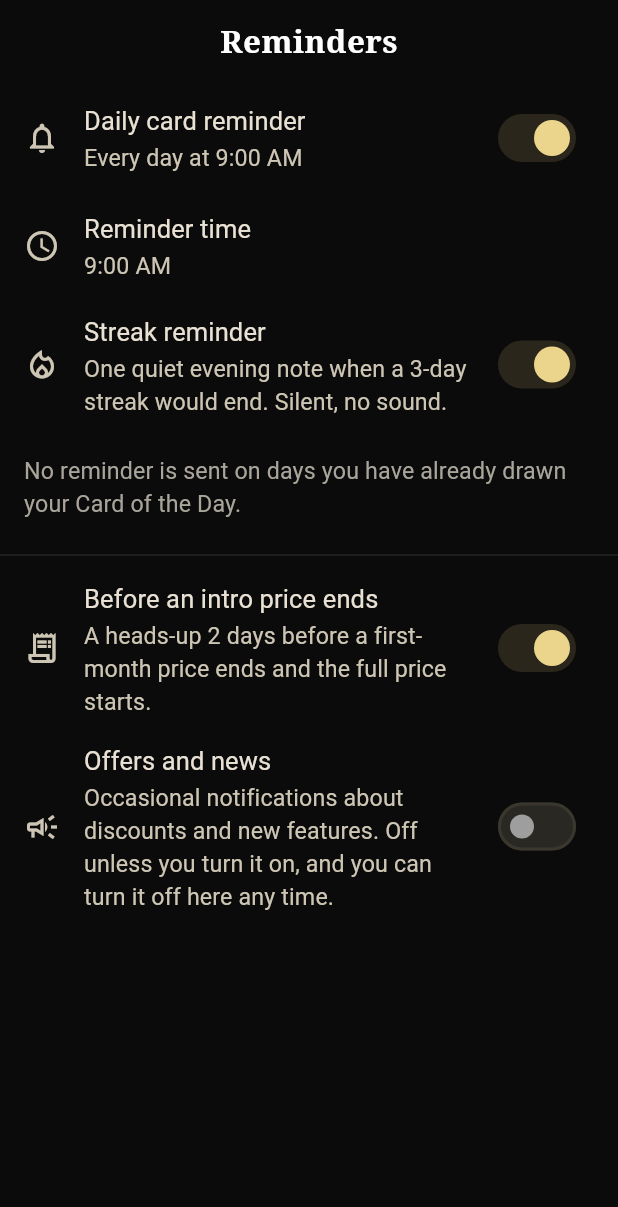
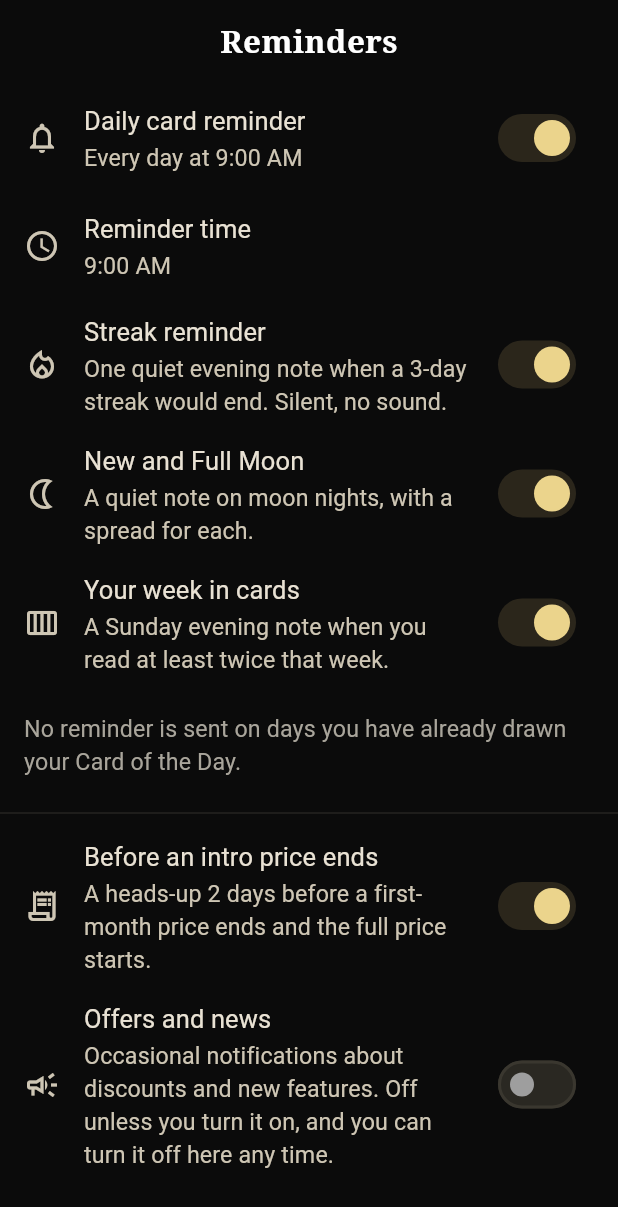
Before and after one commit to Yunlong2601/tarot-app, a Flutter app: the ReminderSettingsScreen screen opened by its route, after a tap on "Daily card reminder", on a phone screen of 412 x 824 dp. Shown: the top 1207 px of the screen. Run offline on Flutter 3.47's test engine with Material 3 defaults, Android fonts, the phone set to English and light mode, and no system bars; our stand-ins replace camera, flutter_local_notifications, flutter_secure_storage, flutter_timezone, go_router, google_sign_in and 8 more; missing offline and left inert: purchases_flutter, tflite_flutter; accounts and stored records are empty.

Commit message:
Tier 5: New and Full Moon spreads with on-device moon dates, moon-night and Sunday weekly notes, Today moon and week cards
Co-Authored-By: Claude Opus 5.5 (1M context) <noreply@anthropic.com>

```diff
--- a/app/lib/app/app_state.dart
+++ b/app/lib/app/app_state.dart
@@ -12,6 +12,7 @@ import '../core/creator_service.dart';
 import '../core/referral_service.dart';
 import 'flags.dart';
 import '../core/install_id.dart';
+import '../core/moon.dart';
 import '../core/reading_service.dart';
 import '../core/reminder_service.dart';
 import '../core/subscription_service.dart';
@@ -387,6 +388,12 @@ class AppState extends ChangeNotifier {
 
   bool firstOfferDismissed = false;
 
+  /// Quiet notes on New and Full Moon nights (needs the daily reminder).
+  bool moonNotes = true;
+
+  /// A Sunday evening note: your week in cards (needs the daily reminder).
+  bool weeklyNotes = true;
+
   // Local mirror of today's free-reading count. The backend enforces the real
   // limit; this only drives the UI.
   String _usedDay = '';
@@ -416,6 +423,8 @@ class AppState extends ChangeNotifier {
   static const _kTestArm = 'test_arm';
   static const _kFirstReadingDay = 'first_reading_day';
   static const _kFirstOfferDismissed = 'first_offer_dismissed';
+  static const _kMoonNotes = 'moon_notes';
+  static const _kWeeklyNotes = 'weekly_notes';
 
   String get _today => _dayKey(_clock());
 
@@ -533,6 +542,8 @@ class AppState extends ChangeNotifier {
       focusFeeling = prefs.getString(_kFocusFeeling);
       firstReadingDay = prefs.getString(_kFirstReadingDay);
       firstOfferDismissed = prefs.getBool(_kFirstOfferDismissed) ?? false;
+      moonNotes = prefs.getBool(_kMoonNotes) ?? true;
+      weeklyNotes = prefs.getBool(_kWeeklyNotes) ?? true;
       final arm = prefs.getString(_kTestArm);
       if (arm != null) {
         testArm = arm;
@@ -593,6 +604,8 @@ class AppState extends ChangeNotifier {
       await putOrRemove(_kFocusFeeling, focusFeeling);
       await putOrRemove(_kFirstReadingDay, firstReadingDay);
       await prefs.setBool(_kFirstOfferDismissed, firstOfferDismissed);
+      await prefs.setBool(_kMoonNotes, moonNotes);
+      await prefs.setBool(_kWeeklyNotes, weeklyNotes);
     } catch (e) {
       debugPrint('Could not save settings: $e');
     }
@@ -686,6 +699,75 @@ class AppState extends ChangeNotifier {
     if (!reminderEnabled) return;
     await _guard(() => _scheduleDaily(skipToday: dailyCardIfDrawn != null));
     await _refreshStreakNudge();
+    await _refreshNotes();
+  }
+
+  /// Schedules (or cancels) the moon-night and Sunday notes.
+  Future<void> _refreshNotes() => _guard(() async {
+    final now = _clock();
+    if (!reminderEnabled || !weeklyNotes) {
+      await reminders.cancelNote(NoteKind.week);
+    } else {
+      final monday = DateTime(now.year, now.month, now.day - (now.weekday - 1));
+      final sunday = DateTime(monday.year, monday.month, monday.day + 6, 18);
+      final n = history
+          .where(
+            (r) =>
+                !r.createdAt.isBefore(monday) &&
+                r.createdAt.isBefore(sunday.add(const Duration(hours: 6))),
+          )
+          .length;
+      if (n < 2) {
+        await reminders.cancelNote(NoteKind.week);
+      } else {
+        await reminders.scheduleNote(NoteKind.week, sunday, (
+          title: tr('Your week in cards'),
+          body: tr('{0} readings this week. See which cards kept coming up.', [
+            n,
+          ]),
+        ));
+      }
+    }
+    if (!reminderEnabled || !moonNotes) {
+      await reminders.cancelNote(NoteKind.newMoon);
+      await reminders.cancelNote(NoteKind.fullMoon);
+      return;
+    }
+    for (final p in moonPhasesAfter(DateTime(now.year, now.month, now.day))) {
+      final day = p.at.toLocal();
+      final at = DateTime(day.year, day.month, day.day, 19);
+      await reminders.scheduleNote(
+        p.full ? NoteKind.fullMoon : NoteKind.newMoon,
+        at,
+        p.full
+            ? (
+                title: tr('Full Moon tonight'),
+                body: tr(
+                  'A three-card reflection: what has grown, what to let go, what to celebrate.',
+                ),
+              )
+            : (
+                title: tr('New Moon tonight'),
+                body: tr(
+                  'A three-card intention spread: what to release, what to plant, a first step.',
+                ),
+              ),
+      );
+    }
+  });
+
+  Future<void> setMoonNotes(bool on) async {
+    moonNotes = on;
+    await _savePrefs();
+    notifyListeners();
+    await _refreshNotes();
+  }
+
+  Future<void> setWeeklyNotes(bool on) async {
+    weeklyNotes = on;
+    await _savePrefs();
+    notifyListeners();
+    await _refreshNotes();
   }
 
   Future<bool> _scheduleDaily({required bool skipToday}) async {
@@ -1005,6 +1087,7 @@ class AppState extends ChangeNotifier {
     _guard(() => _repo.add(reading));
     _scheduleLookBack(reading);
     _refreshStreakNudge();
+    _refreshNotes();
     if (firstReadingDay == null) {
       firstReadingDay = _dayKey(reading.createdAt);
       _savePrefs();
@@ -1100,6 +1183,7 @@ class AppState extends ChangeNotifier {
     await _savePrefs();
     notifyListeners();
     await _refreshStreakNudge();
+    await _refreshNotes();
     if (reminderEnabled) {
       logEvent('reminder_set', {'hour': reminderTime.hour});
     }
--- /dev/null
+++ b/app/lib/core/moon.dart
@@ -0,0 +1,72 @@
+import 'dart:math';
+
+/// A New or Full Moon moment.
+typedef MoonPhase = ({DateTime at, bool full});
+
+double _rad(double deg) => deg * pi / 180;
+
+/// The moment (UTC) of lunation [k] (k = 0 is the New Moon of 6 Jan 2000;
+/// k + 0.5 is the Full Moon after it). Meeus, Astronomical Algorithms,
+/// ch. 49, main terms only: accurate to a few minutes, plenty for "tonight".
+DateTime _phaseUtc(double k) {
+  final full = (k - k.floorToDouble()) > 0.25;
+  final t = k / 1236.85;
+  var jde =
+      2451550.09766 +
+      29.530588861 * k +
+      0.00015437 * t * t -
+      0.000000150 * t * t * t +
+      0.00000000073 * t * t * t * t;
+  final e = 1 - 0.002516 * t - 0.0000074 * t * t;
+  final m = _rad(2.5534 + 29.10535670 * k - 0.0000014 * t * t);
+  final mp = _rad(201.5643 + 385.81693528 * k + 0.0107582 * t * t);
+  final f = _rad(160.7108 + 390.67050284 * k - 0.0016118 * t * t);
+  final om = _rad(124.7746 - 1.56375588 * k + 0.0020672 * t * t);
+  jde +=
+      (full ? -0.40614 : -0.40720) * sin(mp) +
+      (full ? 0.17302 : 0.17241) * e * sin(m) +
+      (full ? 0.01614 : 0.01608) * sin(2 * mp) +
+      (full ? 0.01043 : 0.01039) * sin(2 * f) +
+      (full ? 0.00734 : 0.00739) * e * sin(mp - m) -
+      (full ? 0.00515 : 0.00514) * e * sin(mp + m) +
+      (full ? 0.00209 : 0.00208) * e * e * sin(2 * m) -
+      0.00111 * sin(mp - 2 * f) -
+      0.00057 * sin(mp + 2 * f) +
+      0.00056 * e * sin(2 * mp + m) -
+      0.00042 * sin(3 * mp) +
+      0.00042 * e * sin(m + 2 * f) +
+      0.00038 * e * sin(m - 2 * f) -
+      0.00024 * e * sin(2 * mp - m) -
+      0.00017 * sin(om);
+  final ms = ((jde - 2440587.5) * 86400000).round();
+  return DateTime.fromMillisecondsSinceEpoch(ms, isUtc: true);
+}
+
+/// The next New and Full Moons after [from], in order.
+List<MoonPhase> moonPhasesAfter(DateTime from, {int count = 2}) {
+  final years =
+      from.toUtc().difference(DateTime.utc(2000, 1, 6)).inDays / 365.25;
+  var k = (years * 12.3685).floorToDouble() - 1;
+  final out = <MoonPhase>[];
+  while (out.length < count) {
+    for (final step in [0.0, 0.5]) {
+      final at = _phaseUtc(k + step);
+      if (at.isAfter(from.toUtc()) && out.length < count) {
+        out.add((at: at, full: step == 0.5));
+      }
+    }
+    k += 1;
+  }
+  return out;
+}
+
+/// The New or Full Moon falling on [day] (local calendar day), if any.
+MoonPhase? moonPhaseOn(DateTime day) {
+  final start = DateTime(day.year, day.month, day.day);
+  final end = DateTime(day.year, day.month, day.day + 1);
+  for (final p in moonPhasesAfter(start.subtract(const Duration(seconds: 1)))) {
+    final local = p.at.toLocal();
+    if (!local.isBefore(start) && local.isBefore(end)) return p;
+  }
+  return null;
+}
--- a/app/lib/core/reminder_service.dart
+++ b/app/lib/core/reminder_service.dart
@@ -41,12 +41,27 @@ abstract class ReminderService {
   Future<void> scheduleStreakNudge(DateTime at, ReminderCopy copy);
   Future<void> cancelStreakNudge();
 
+  /// A one-off quiet note of [kind] (moon nights, the Sunday weekly recap).
+  /// Scheduling a kind again replaces the earlier one.
+  Future<void> scheduleNote(NoteKind kind, DateTime at, ReminderCopy copy);
+  Future<void> cancelNote(NoteKind kind);
+
   /// Asks for notification permission without turning on the daily reminder.
   Future<bool> requestPermission();
 }
 
 const _introEndingId = 2;
 const _streakNudgeId = 3;
+
+/// One-off notes, each with its own notification id.
+enum NoteKind {
+  week(4),
+  newMoon(5),
+  fullMoon(6);
+
+  const NoteKind(this.id);
+  final int id;
+}
 
 /// Stable notification id for a reading's look-back (1 is the daily reminder).
 int lookBackNotificationId(String readingId) =>
@@ -74,6 +89,14 @@ class NoopReminderService implements ReminderService {
   Future<void> scheduleStreakNudge(DateTime at, ReminderCopy copy) async {}
   @override
   Future<void> cancelStreakNudge() async {}
+  @override
+  Future<void> scheduleNote(
+    NoteKind kind,
+    DateTime at,
+    ReminderCopy copy,
+  ) async {}
+  @override
+  Future<void> cancelNote(NoteKind kind) async {}
   @override
   Future<bool> requestPermission() async => false;
 }
@@ -286,4 +309,42 @@ class LocalNotificationReminderService implements ReminderService {
     await _init();
     await _plugin.cancel(id: _streakNudgeId);
   }
+
+  @override
+  Future<void> scheduleNote(
+    NoteKind kind,
+    DateTime at,
+    ReminderCopy copy,
+  ) async {
+    await _init();
+    await _plugin.cancel(id: kind.id);
+    if (!at.isAfter(DateTime.now())) return;
+    await _plugin.zonedSchedule(
+      id: kind.id,
+      title: copy.title,
+      body: copy.body,
+      scheduledDate: tz.TZDateTime.from(at, tz.local),
+      payload: kind.name,
+      notificationDetails: NotificationDetails(
+        iOS: DarwinNotificationDetails(
+          interruptionLevel: InterruptionLevel.passive,
+        ),
+        android: AndroidNotificationDetails(
+          'notes',
+          tr('Moon and weekly notes'),
+          channelDescription: tr(
+            'New and Full Moon nights, and your week in cards',
+          ),
+          importance: Importance.low,
+        ),
+      ),
+      androidScheduleMode: AndroidScheduleMode.inexactAllowWhileIdle,
+    );
+  }
+
+  @override
+  Future<void> cancelNote(NoteKind kind) async {
+    await _init();
+    await _plugin.cancel(id: kind.id);
+  }
 }
--- a/app/lib/data/spreads.dart
+++ b/app/lib/data/spreads.dart
@@ -33,6 +33,8 @@ enum SpreadType {
   threeHhh,
   growthShadowLight,
   yesNo,
+  newMoon,
+  fullMoon,
 }
 
 class SpreadDef {
@@ -255,6 +257,22 @@ const spreadDefs = <SpreadType, SpreadDef>{
     positions: ['The leaning'],
     layout: [Offset(0.5, 0.5)],
   ),
+  SpreadType.newMoon: SpreadDef(
+    wire: 'new_moon',
+    name: 'New Moon Intentions',
+    category: SpreadCategory.growth,
+    blurb: 'A fresh start: what to release, what to plant, a first step.',
+    positions: ['What to release', 'What to plant', 'A first step'],
+    layout: _row3,
+  ),
+  SpreadType.fullMoon: SpreadDef(
+    wire: 'full_moon',
+    name: 'Full Moon Reflection',
+    category: SpreadCategory.growth,
+    blurb: 'What has grown, what to let go, what to celebrate.',
+    positions: ['What has grown', 'What to let go', 'What to celebrate'],
+    layout: _row3,
+  ),
 };
 
 extension SpreadInfo on SpreadType {
--- a/app/lib/features/settings/settings_screens.dart
+++ b/app/lib/features/settings/settings_screens.dart
@@ -73,6 +73,30 @@ class ReminderSettingsScreen extends StatelessWidget {
               ),
               value: state.streakNudgeOn,
               onChanged: state.setStreakNudge,
+            ),
+          if (state.reminderEnabled)
+            SwitchListTile(
+              key: const ValueKey('moon-notes'),
+              secondary: const Icon(Icons.nightlight_outlined),
+              title: Text(tr('New and Full Moon')),
+              subtitle: Text(
+                tr('A quiet note on moon nights, with a spread for each.'),
+              ),
+              value: state.moonNotes,
+              onChanged: state.setMoonNotes,
+            ),
+          if (state.reminderEnabled)
+            SwitchListTile(
+              key: const ValueKey('weekly-notes'),
+              secondary: const Icon(Icons.calendar_view_week_outlined),
+              title: Text(tr('Your week in cards')),
+              subtitle: Text(
+                tr(
+                  'A Sunday evening note when you read at least twice that week.',
+                ),
+              ),
+              value: state.weeklyNotes,
+              onChanged: state.setWeeklyNotes,
             ),
           Padding(
             padding: EdgeInsets.all(16),
--- a/app/lib/features/spreads/spread_layout.dart
+++ b/app/lib/features/spreads/spread_layout.dart
@@ -35,6 +35,8 @@ class SpreadLayoutView extends StatelessWidget {
     SpreadType.threeDecision ||
     SpreadType.threeHhh ||
     SpreadType.growthShadowLight ||
+    SpreadType.newMoon ||
+    SpreadType.fullMoon ||
     SpreadType.loveConnection ||
     SpreadType.loveBring ||
     SpreadType.careerPath => 2.1,
--- a/app/lib/features/today/today_screen.dart
+++ b/app/lib/features/today/today_screen.dart
@@ -8,6 +8,7 @@ import '../../app/i18n.dart';
 import '../../app/theme.dart';
 import '../guide/today_section.dart';
 import '../paywall/annual_upgrade_card.dart';
+import 'moon_week_cards.dart';
 
 /// The Today tab, the daily home: Card of the Day, your journey, a reading
 /// to look back on. Readings start from the Draw tab and the Scan button.
@@ -37,6 +38,8 @@ class TodayScreen extends StatelessWidget {
               ),
               const SizedBox(height: 12),
             ],
+            const MoonCard(),
+            const WeekCard(),
             const TodaySection(),
             const SizedBox(height: 16),
             Text(
```
Also changed, not shown: app/lib/features/collection/insights.dart (+31 -2 lines), app/lib/features/today/moon_week_cards.dart (added, +111 -0 lines), 6 other files.
